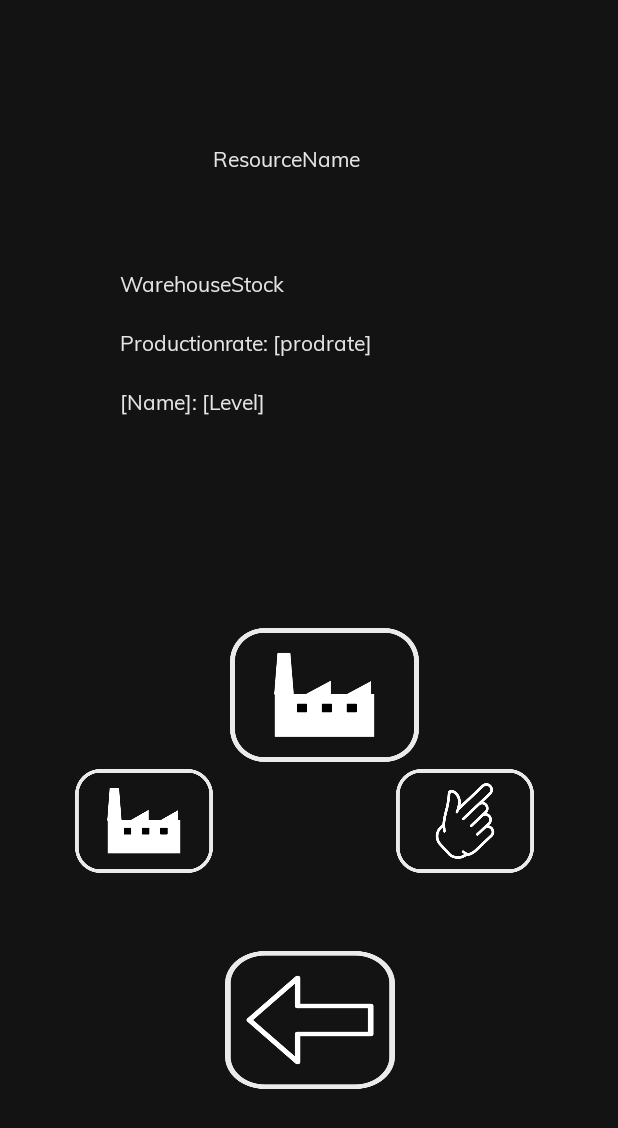
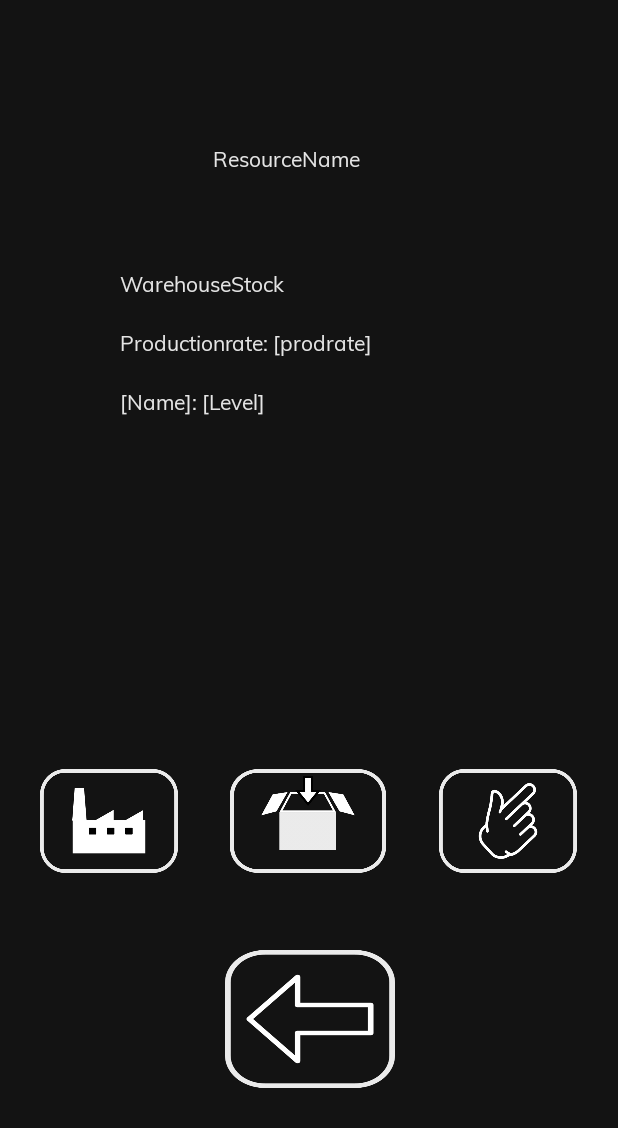
Before and after one commit to D45Hub/Futurum, an Android app: the ResourceViewActivity screen opened directly, with no data from a screen before it, on a phone screen of 412 x 824 dp. Shown: the top 1128 px of the screen. Run offline under Robolectric (Android 15) with nearby library versions, the phone set to English and light mode, and no system bars.

Commit message:
Added Collect Button Icon

```diff
--- a/app/src/main/res/layout/resource_view.xml
+++ b/app/src/main/res/layout/resource_view.xml
@@ -71,7 +71,7 @@
         android:background="@drawable/click_button"
         app:layout_constraintBottom_toBottomOf="parent"
         app:layout_constraintEnd_toEndOf="parent"
-        app:layout_constraintHorizontal_bias="0.824"
+        app:layout_constraintHorizontal_bias="0.915"
         app:layout_constraintStart_toStartOf="parent"
         app:layout_constraintTop_toTopOf="parent"
         app:layout_constraintVertical_bias="0.679" />
@@ -86,7 +86,7 @@
         app:layout_constraintHorizontal_bias="0.503"
         app:layout_constraintStart_toStartOf="parent"
         app:layout_constraintTop_toTopOf="parent"
-        app:layout_constraintVertical_bias="0.866" />
+        app:layout_constraintVertical_bias="0.865" />
 
     <ImageButton
         android:id="@+id/factoryButton"
@@ -95,20 +95,21 @@
         android:background="@drawable/factory_button"
         app:layout_constraintBottom_toBottomOf="parent"
         app:layout_constraintEnd_toEndOf="parent"
-        app:layout_constraintHorizontal_bias="0.156"
+        app:layout_constraintHorizontal_bias="0.084"
         app:layout_constraintStart_toStartOf="parent"
         app:layout_constraintTop_toTopOf="parent"
         app:layout_constraintVertical_bias="0.679" />
 
     <ImageButton
         android:id="@+id/Collect"
-        android:layout_width="126dp"
-        android:layout_height="89dp"
-        android:layout_marginBottom="316dp"
-        android:background="@drawable/factory_button"
+        android:layout_width="104dp"
+        android:layout_height="69dp"
+        android:background="@drawable/collect_button"
         app:layout_constraintBottom_toBottomOf="parent"
         app:layout_constraintEnd_toEndOf="parent"
-        app:layout_constraintHorizontal_bias="0.537"
-        app:layout_constraintStart_toStartOf="parent" />
+        app:layout_constraintHorizontal_bias="0.498"
+        app:layout_constraintStart_toStartOf="parent"
+        app:layout_constraintTop_toTopOf="parent"
+        app:layout_constraintVertical_bias="0.679" />
 
 </androidx.constraintlayout.widget.ConstraintLayout>
```
Also changed, not shown: app/src/main/res/drawable/collect_button.png (added).
